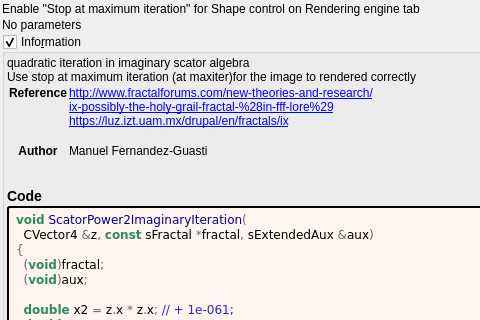
Qt form mandelbulber2/formula/ui/scator_power2_imaginary.ui (buddhi1980/mandelbulber2) before a commit; both pictures show x 0 to 480 and y 0 to 320 of the 862 by 692 pixel window.
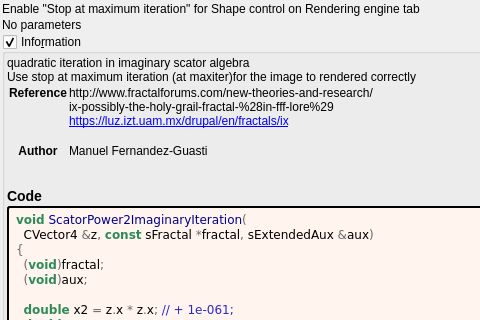
The same form after that commit. Custom widgets are drawn as their Qt base class.

Commit message:
docs: show fractalforums.com formula references as text
fractalforums.com is only partly online; fractalforums.org keeps a read-only
copy and the active forum. The formula information boxes now show
fractalforums.com references (and the wrapped lines that continue them) as
plain text. The links that remain are closed with </a>, which the generator
never wrote. The formula/ui files are regenerated with
tools/populate_ui_information.py.

```diff
--- a/mandelbulber2/formula/ui/scator_power2_imaginary.ui
+++ b/mandelbulber2/formula/ui/scator_power2_imaginary.ui
@@ -74,9 +74,9 @@
        <widget class="QLabel" name="label_information_general">
         <property name="text">
          <string notr="true">&lt;p&gt;quadratic iteration in imaginary scator algebra&lt;br&gt;Use stop at maximum iteration (at maxiter)for the image to rendered correctly&lt;/p&gt;&lt;table&gt;
-&lt;tr&gt;&lt;th&gt;Reference&lt;/th&gt;&lt;td&gt;&lt;a href=&quot;http://www.fractalforums.com/new-theories-and-research/&quot;&gt;http://www.fractalforums.com/new-theories-and-research/&lt;br&gt;
-&lt;a href=&quot;ix-possibly-the-holy-grail-fractal-%28in-fff-lore%29&quot;&gt;ix-possibly-the-holy-grail-fractal-%28in-fff-lore%29&lt;br&gt;
-&lt;a href=&quot;https://luz.izt.uam.mx/drupal/en/fractals/ix&quot;&gt;https://luz.izt.uam.mx/drupal/en/fractals/ix&lt;br&gt;
+&lt;tr&gt;&lt;th&gt;Reference&lt;/th&gt;&lt;td&gt;http://www.fractalforums.com/new-theories-and-research/&lt;br&gt;
+ix-possibly-the-holy-grail-fractal-%28in-fff-lore%29&lt;br&gt;
+&lt;a href=&quot;https://luz.izt.uam.mx/drupal/en/fractals/ix&quot;&gt;https://luz.izt.uam.mx/drupal/en/fractals/ix&lt;/a&gt;&lt;br&gt;
 &lt;/td&gt;&lt;/tr&gt;
 &lt;tr&gt;&lt;th&gt;Author&lt;/th&gt;&lt;td&gt;Manuel Fernandez-Guasti&lt;br&gt;
 &lt;/td&gt;&lt;/tr&gt;
```
The commit also changes 202 other files.
